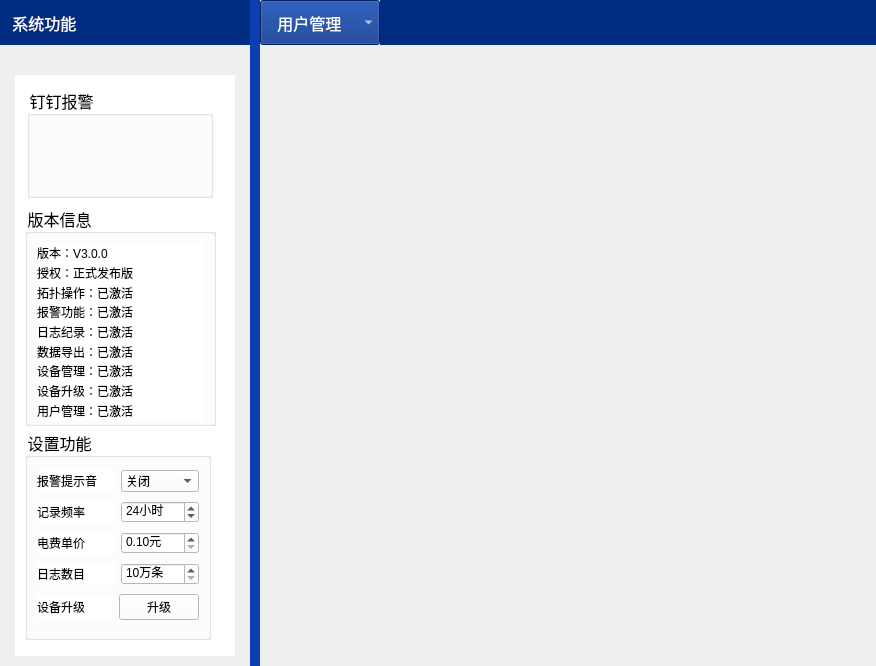
ChinaClever/CleverManagerV3, file CleverManagerV3/setups/setup_mainwid.ui: the form before one commit.
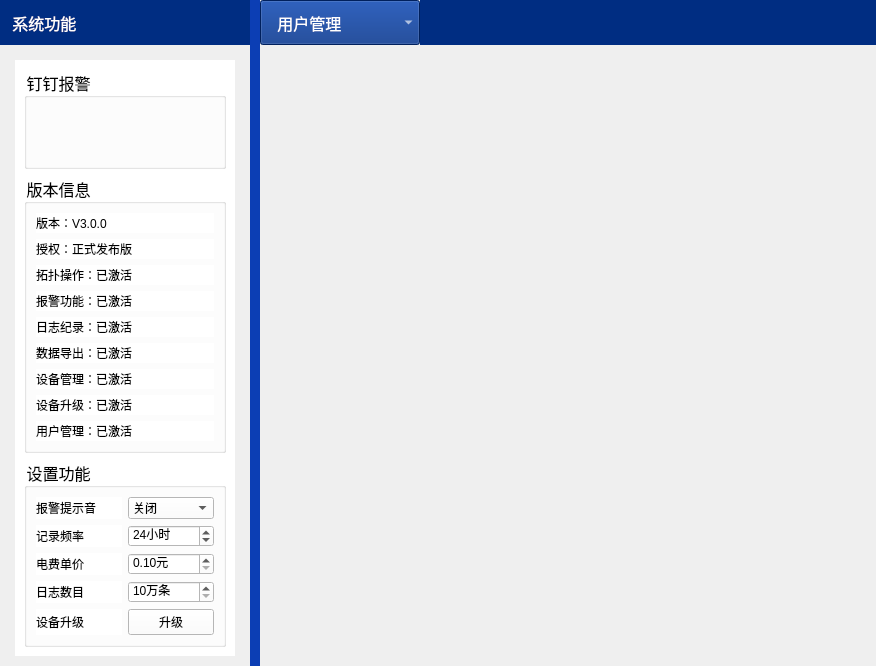
The form after the commit.

The edit to the form file:
```diff
--- a/CleverManagerV3/setups/setup_mainwid.ui
+++ b/CleverManagerV3/setups/setup_mainwid.ui
@@ -82,7 +82,7 @@
          <number>15</number>
         </property>
         <property name="topMargin">
-         <number>30</number>
+         <number>15</number>
         </property>
         <property name="rightMargin">
          <number>15</number>
@@ -107,15 +107,214 @@
           <property name="styleSheet">
            <string notr="true">background-color: rgb(255, 255, 255);</string>
           </property>
+          <layout class="QGridLayout" name="gridLayout_5">
+           <item row="0" column="0">
+            <widget class="QGroupBox" name="groupBox">
+             <property name="maximumSize">
+              <size>
+               <width>16777215</width>
+               <height>130</height>
+              </size>
+             </property>
+             <property name="font">
+              <font>
+               <family>微软雅黑</family>
+               <pointsize>12</pointsize>
+              </font>
+             </property>
+             <property name="title">
+              <string>钉钉报警</string>
+             </property>
+            </widget>
+           </item>
+           <item row="1" column="0">
+            <widget class="QGroupBox" name="groupBox_3">
+             <property name="font">
+              <font>
+               <family>微软雅黑</family>
+               <pointsize>12</pointsize>
+              </font>
+             </property>
+             <property name="title">
+              <string>版本信息</string>
+             </property>
+             <layout class="QGridLayout" name="gridLayout_2">
+              <item row="0" column="0">
+               <widget class="QLabel" name="label_2">
+                <property name="minimumSize">
+                 <size>
+                  <width>0</width>
+                  <height>20</height>
+                 </size>
+                </property>
+                <property name="maximumSize">
+                 <size>
+                  <width>16777215</width>
+                  <height>20</height>
+                 </size>
+                </property>
+                <property name="text">
+                 <string>版本：V3.0.0</string>
+                </property>
+               </widget>
+              </item>
+              <item row="1" column="0">
+               <widget class="QLabel" name="label_3">
+                <property name="minimumSize">
+                 <size>
+                  <width>0</width>
+                  <height>20</height>
+                 </size>
+                </property>
+                <property name="maximumSize">
+                 <size>
+                  <width>16777215</width>
+                  <height>20</height>
+                 </size>
+                </property>
+                <property name="text">
+                 <string>授权：正式发布版</string>
+                </property>
+               </widget>
+              </item>
+              <item row="2" column="0">
+               <widget class="QLabel" name="label_7">
+                <property name="minimumSize">
+                 <size>
+                  <width>0</width>
+                  <height>20</height>
+                 </size>
+                </property>
+                <property name="maximumSize">
+                 <size>
+                  <width>16777215</width>
+                  <height>20</height>
+                 </size>
+                </property>
+                <property name="text">
+                 <string>拓扑操作：已激活</string>
+                </property>
+               </widget>
+              </item>
+              <item row="3" column="0">
+               <widget class="QLabel" name="label_8">
+                <property name="minimumSize">
+                 <size>
+                  <width>0</width>
+                  <height>20</height>
+                 </size>
+                </property>
+                <property name="maximumSize">
+                 <size>
+                  <width>16777215</width>
+                  <height>20</height>
+                 </size>
+                </property>
+                <property name="text">
+                 <string>报警功能：已激活</string>
+                </property>
+               </widget>
+              </item>
+              <item row="4" column="0">
+               <widget class="QLabel" name="label_4">
+                <property name="minimumSize">
+                 <size>
+                  <width>0</width>
+                  <height>20</height>
+                 </size>
+                </property>
+                <property name="maximumSize">
+                 <size>
+                  <width>16777215</width>
+                  <height>20</height>
+                 </size>
+                </property>
+                <property name="text">
+                 <string>日志纪录：已激活</string>
+                </property>
+               </widget>
+              </item>
+              <item row="5" column="0">
+               <widget class="QLabel" name="label_9">
+                <property name="minimumSize">
+                 <size>
+                  <width>0</width>
+                  <height>20</height>
+                 </size>
+                </property>
+                <property name="maximumSize">
+                 <size>
+                  <width>16777215</width>
+                  <height>20</height>
+                 </size>
+                </property>
+                <property name="text">
+                 <string>数据导出：已激活</string>
+                </property>
+               </widget>
+              </item>
+              <item row="6" column="0">
+               <widget class="QLabel" name="label_6">
+                <property name="minimumSize">
+                 <size>
+                  <width>0</width>
+                  <height>20</height>
+                 </size>
+                </property>
+                <property name="maximumSize">
+                 <size>
+                  <width>16777215</width>
+                  <height>20</height>
+                 </size>
+                </property>
+                <property name="text">
+                 <string>设备管理：已激活</string>
+                </property>
+               </widget>
+              </item>
+              <item row="7" column="0">
+               <widget class="QLabel" name="label_5">
+                <property name="minimumSize">
+                 <size>
+                  <width>0</width>
+                  <height>20</height>
+                 </size>
+                </property>
+                <property name="maximumSize">
+                 <size>
+                  <width>16777215</width>
+                  <height>20</height>
+                 </size>
+                </property>
+                <property name="text">
+                 <string>设备升级：已激活</string>
+                </property>
+               </widget>
+              </item>
+              <item row="8" column="0">
+               <widget class="QLabel" name="label_10">
+                <property name="minimumSize">
+                 <size>
+                  <width>0</width>
+                  <height>20</height>
+                 </size>
+                </property>
+                <property name="maximumSize">
+                 <size>
+                  <width>16777215</width>
+                  <height>20</height>
+                 </size>
+                </property>
+                <property name="text">
+                 <string>用户管理：已激活</string>
+                </property>
+               </widget>
+              </item>
+             </layout>
+            </widget>
+           </item>
+           <item row="2" column="0">
           <widget class="QGroupBox" name="groupBox_2">
-           <property name="geometry">
-            <rect>
-             <x>10</x>
-             <y>354</y>
-             <width>186</width>
-             <height>211</height>
-            </rect>
-           </property>
            <property name="font">
             <font>
              <family>微软雅黑</family>
@@ -249,217 +448,8 @@
             </item>
            </layout>
           </widget>
-          <widget class="QGroupBox" name="groupBox_3">
-           <property name="geometry">
-            <rect>
-             <x>10</x>
-             <y>130</y>
-             <width>191</width>
-             <height>221</height>
-            </rect>
-           </property>
-           <property name="font">
-            <font>
-             <family>微软雅黑</family>
-             <pointsize>12</pointsize>
-            </font>
-           </property>
-           <property name="title">
-            <string>版本信息</string>
-           </property>
-           <layout class="QGridLayout" name="gridLayout_2">
-            <item row="0" column="0">
-             <widget class="QLabel" name="label_2">
-              <property name="minimumSize">
-               <size>
-                <width>0</width>
-                <height>20</height>
-               </size>
-              </property>
-              <property name="maximumSize">
-               <size>
-                <width>16777215</width>
-                <height>20</height>
-               </size>
-              </property>
-              <property name="text">
-               <string>版本：V3.0.0</string>
-              </property>
-             </widget>
-            </item>
-            <item row="1" column="0">
-             <widget class="QLabel" name="label_3">
-              <property name="minimumSize">
-               <size>
-                <width>0</width>
-                <height>20</height>
-               </size>
-              </property>
-              <property name="maximumSize">
-               <size>
-                <width>16777215</width>
-                <height>20</height>
-               </size>
-              </property>
-              <property name="text">
-               <string>授权：正式发布版</string>
-              </property>
-             </widget>
-            </item>
-            <item row="2" column="0">
-             <widget class="QLabel" name="label_7">
-              <property name="minimumSize">
-               <size>
-                <width>0</width>
-                <height>20</height>
-               </size>
-              </property>
-              <property name="maximumSize">
-               <size>
-                <width>16777215</width>
-                <height>20</height>
-               </size>
-              </property>
-              <property name="text">
-               <string>拓扑操作：已激活</string>
-              </property>
-             </widget>
-            </item>
-            <item row="3" column="0">
-             <widget class="QLabel" name="label_8">
-              <property name="minimumSize">
-               <size>
-                <width>0</width>
-                <height>20</height>
-               </size>
-              </property>
-              <property name="maximumSize">
-               <size>
-                <width>16777215</width>
-                <height>20</height>
-               </size>
-              </property>
-              <property name="text">
-               <string>报警功能：已激活</string>
-              </property>
-             </widget>
-            </item>
-            <item row="4" column="0">
-             <widget class="QLabel" name="label_4">
-              <property name="minimumSize">
-               <size>
-                <width>0</width>
-                <height>20</height>
-               </size>
-              </property>
-              <property name="maximumSize">
-               <size>
-                <width>16777215</width>
-                <height>20</height>
-               </size>
-              </property>
-              <property name="text">
-               <string>日志纪录：已激活</string>
-              </property>
-             </widget>
-            </item>
-            <item row="5" column="0">
-             <widget class="QLabel" name="label_9">
-              <property name="minimumSize">
-               <size>
-                <width>0</width>
-                <height>20</height>
-               </size>
-              </property>
-              <property name="maximumSize">
-               <size>
-                <width>16777215</width>
-                <height>20</height>
-               </size>
-              </property>
-              <property name="text">
-               <string>数据导出：已激活</string>
-              </property>
-             </widget>
-            </item>
-            <item row="6" column="0">
-             <widget class="QLabel" name="label_6">
-              <property name="minimumSize">
-               <size>
-                <width>0</width>
-                <height>20</height>
-               </size>
-              </property>
-              <property name="maximumSize">
-               <size>
-                <width>16777215</width>
-                <height>20</height>
-               </size>
-              </property>
-              <property name="text">
-               <string>设备管理：已激活</string>
-              </property>
-             </widget>
-            </item>
-            <item row="7" column="0">
-             <widget class="QLabel" name="label_5">
-              <property name="minimumSize">
-               <size>
-                <width>0</width>
-                <height>20</height>
-               </size>
-              </property>
-              <property name="maximumSize">
-               <size>
-                <width>16777215</width>
-                <height>20</height>
-               </size>
-              </property>
-              <property name="text">
-               <string>设备升级：已激活</string>
-              </property>
-             </widget>
-            </item>
-            <item row="8" column="0">
-             <widget class="QLabel" name="label_10">
-              <property name="minimumSize">
-               <size>
-                <width>0</width>
-                <height>20</height>
-               </size>
-              </property>
-              <property name="maximumSize">
-               <size>
-                <width>16777215</width>
-                <height>20</height>
-               </size>
-              </property>
-              <property name="text">
-               <string>用户管理：已激活</string>
-              </property>
-             </widget>
-            </item>
-           </layout>
-          </widget>
-          <widget class="QGroupBox" name="groupBox">
-           <property name="geometry">
-            <rect>
-             <x>12</x>
-             <y>12</y>
-             <width>186</width>
-             <height>111</height>
-            </rect>
-           </property>
-           <property name="font">
-            <font>
-             <family>微软雅黑</family>
-             <pointsize>12</pointsize>
-            </font>
-           </property>
-           <property name="title">
-            <string>钉钉报警</string>
-           </property>
-          </widget>
+           </item>
+          </layout>
          </widget>
         </item>
        </layout>
@@ -501,13 +491,13 @@
        </property>
        <property name="minimumSize">
         <size>
-         <width>120</width>
+         <width>160</width>
          <height>45</height>
         </size>
        </property>
        <property name="maximumSize">
         <size>
-         <width>120</width>
+         <width>160</width>
          <height>45</height>
         </size>
        </property>
```
Lines whose indentation alone changed are shown as unchanged.
